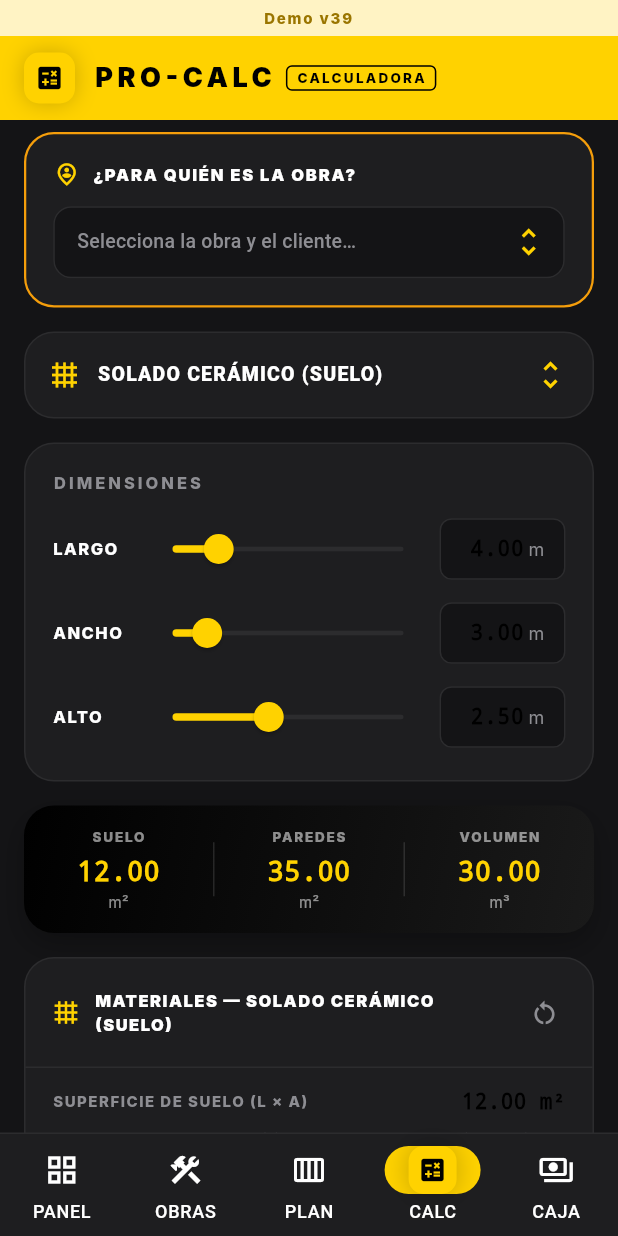
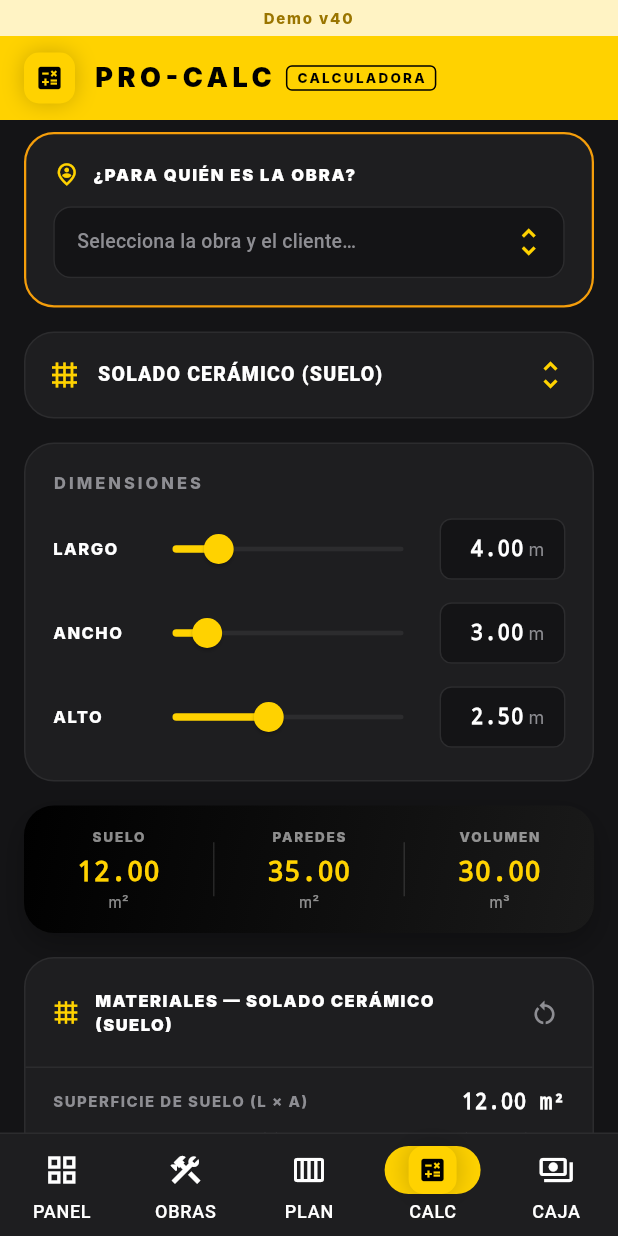
Before and after one commit to eduardovt99-code/Nexussolutions, a Flutter app: the MainShell screen opened directly, item 4 of the bottom bar chosen, on a phone screen of 412 x 824 dp. Run offline on Flutter 3.47's test engine with Material 3 defaults, Android fonts, the light colour scheme and no system bars; our stand-ins replace shared_preferences; accounts and stored records are empty; Roboto replaces fonts that are missing (Inter).

Commit message:
style: change kSpecNumberStyle base color to pureWhite to fix dark mode text visibility and bump version to 40

```diff
--- a/lib/demo_version.dart
+++ b/lib/demo_version.dart
@@ -1,5 +1,5 @@
 /// Incrementar en cada release publicada para forzar recarga de demo en web.
 class DemoVersion {
-  static const String build = '39';
-  static const String label = 'Demo v39';
+  static const String build = '40';
+  static const String label = 'Demo v40';
 }
--- a/lib/screens/pro_calculator_screen.dart
+++ b/lib/screens/pro_calculator_screen.dart
@@ -14,7 +14,7 @@ const double kLaborRate = 22.0;
 const TextStyle kSpecNumberStyle = TextStyle(
   fontFamily: 'monospace',
   fontFeatures: [FontFeature.tabularFigures()],
-  color: AppTheme.brandBlack,
+  color: AppTheme.pureWhite,
   fontWeight: FontWeight.w700,
 );
 
```
